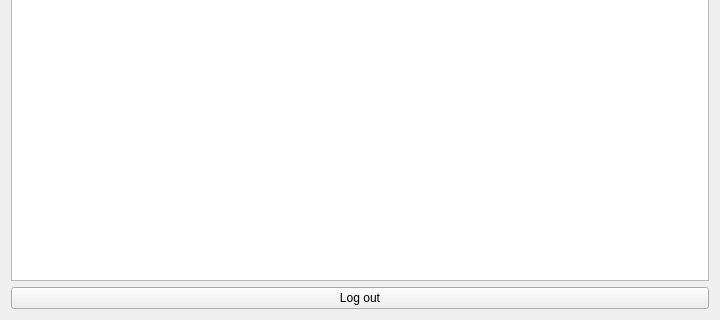
Qt form participatorform.ui (McQueeh95/auctionApp) before a commit; both pictures show x 0 to 720 and y 298 to 618 of the 720 by 618 pixel window.
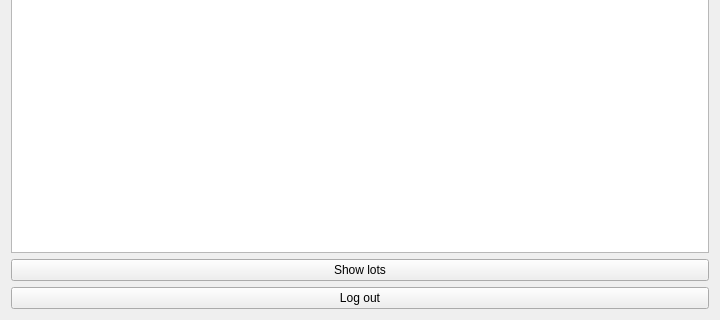
The same form after that commit.

What changed in the file:
```diff
--- a/participatorform.ui
+++ b/participatorform.ui
@@ -24,6 +24,13 @@
    <item>
     <widget class="QTableView" name="auctionTable"/>
    </item>
+   <item>
+    <widget class="QPushButton" name="showLotsButtin">
+     <property name="text">
+      <string>Show lots</string>
+     </property>
+    </widget>
+   </item>
    <item>
     <widget class="QPushButton" name="logOutButton">
      <property name="text">
```
